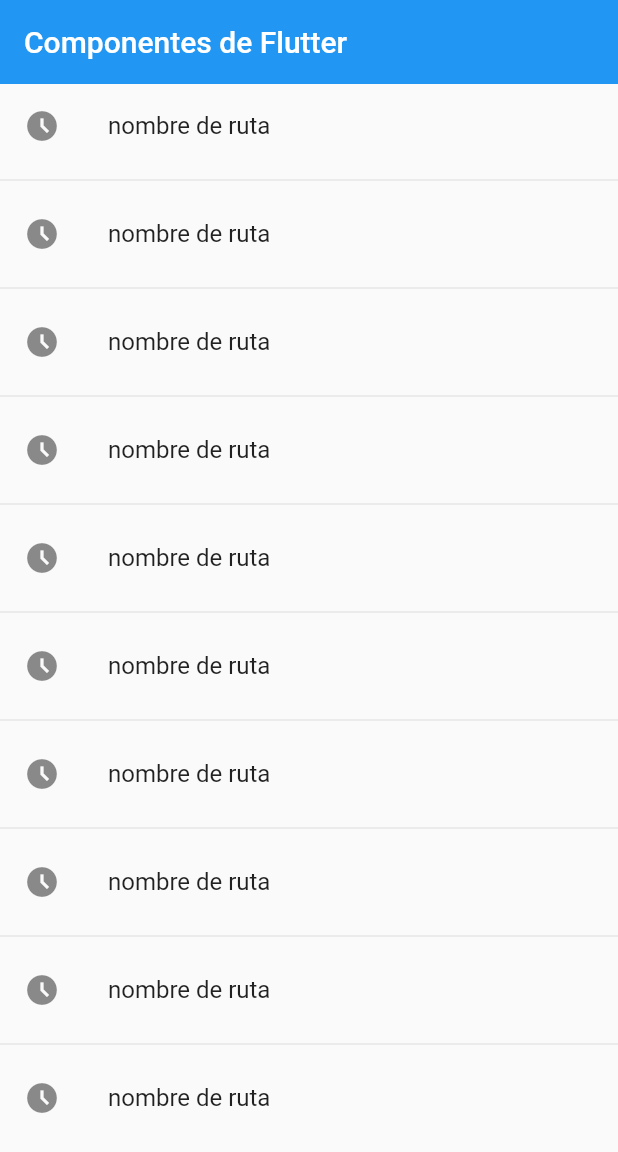
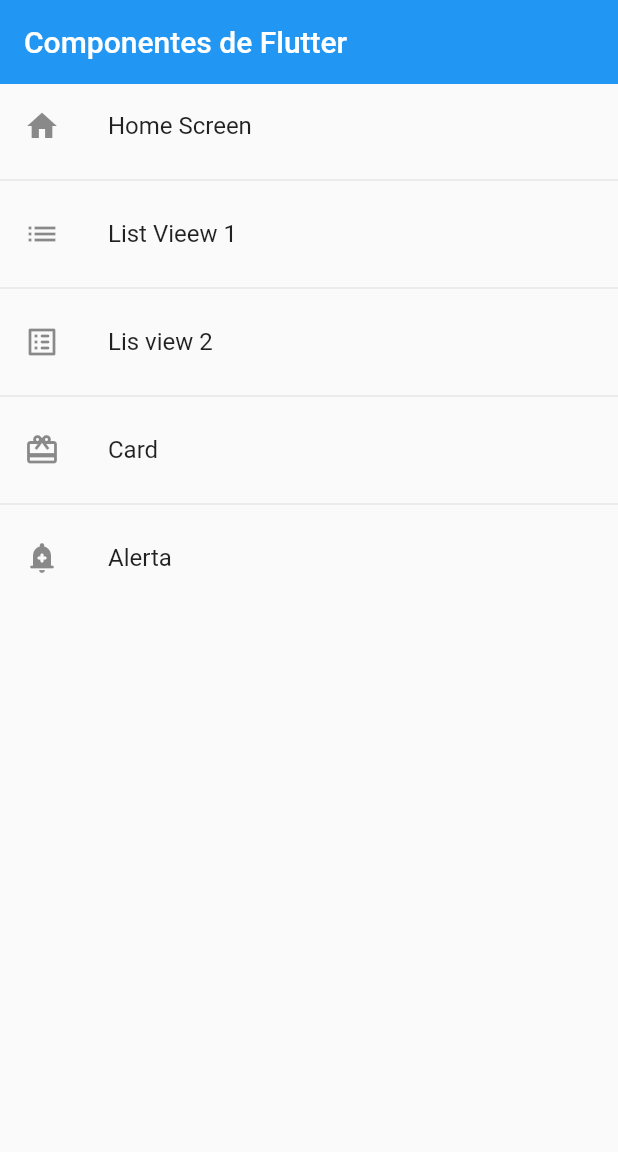
Before and after one commit to kira19955/fl_componentes, a Flutter app: the screen it shows after launch, on a phone screen of 412 x 824 dp. Shown: the top 1152 px of the screen. Run offline on Flutter 3.47's test engine with Material 2 defaults, Android fonts, the phone set to English and light mode, and no system bars.

Commit message:
trabajando con rutas y pantallas

```diff
--- a/lib/main.dart
+++ b/lib/main.dart
@@ -1,7 +1,8 @@
+//import 'package:fl_componentes/screen/screen.dart';
 import 'package:flutter/material.dart';
 
-import 'package:fl_componentes/screen/screen.dart';
 
+import 'package:fl_componentes/router/app_router.dart';
 //Archivo principal en donde se importan las demas clases
 
 
@@ -16,14 +17,15 @@ class MyApp extends StatelessWidget {
       debugShowCheckedModeBanner: false,
       title: 'Material App',
       //home:const ListView2Screen(),
-      initialRoute: 'Home',
-      routes: {
+      initialRoute: AppRouters.initialRouter,
+      routes: AppRouters.getAppRoters(),
+      /* routes: {
         'Home':(BuildContext context) => const HomeScreen(),
         'ListView1':(BuildContext context) => const ListView1Screen(),
         'ListView2':(BuildContext context) => const ListView2Screen(),
         'Card':(BuildContext context) => const cardScreen(),
         'Alert':(BuildContext context) => const alertScreen(),
-      },
+      }, */
     );
   }
 }
--- /dev/null
+++ b/lib/models/menu_options.dart
@@ -0,0 +1,17 @@
+import 'package:flutter/material.dart' show IconData,Widget;
+
+class MenuOptions{
+
+  final String router;
+  final IconData icon;
+  final String name;
+  final Widget screen;
+
+  MenuOptions({
+   required this.router,
+   required  this.icon,
+   required   this.name,
+   required    this.screen
+       });
+
+}
--- /dev/null
+++ b/lib/models/models.dart
@@ -0,0 +1 @@
+export 'package:fl_componentes/models/menu_options.dart';
--- /dev/null
+++ b/lib/router/app_router.dart
@@ -0,0 +1,40 @@
+
+import 'package:flutter/material.dart';
+
+import 'package:fl_componentes/models/models.dart';
+import 'package:fl_componentes/screen/screen.dart';
+
+class AppRouters{
+
+  static const initialRouter = 'Home';
+
+  static final menuOptions = <MenuOptions>[
+    //Todo: borrar home
+
+        MenuOptions(router: 'Home', icon: Icons.home , name: 'Home Screen', screen: const HomeScreen()),
+        MenuOptions(router: 'ListView1', icon: Icons.list , name: 'List Vieew 1', screen: const ListView1Screen()),
+        MenuOptions(router: 'ListView2', icon: Icons.list_alt_rounded , name: 'Lis view 2', screen: const ListView2Screen()),
+        MenuOptions(router: 'Card', icon: Icons.card_giftcard , name: 'Card', screen: const cardScreen()),
+        MenuOptions(router: 'Alert', icon: Icons.add_alert_rounded , name: 'Alerta', screen: const alertScreen()),
+
+  ];
+
+  static Map<String, Widget Function(BuildContext)> getAppRoters(){
+
+    Map<String, Widget Function(BuildContext)> appRoters = {};
+
+      for(final option in menuOptions){
+        appRoters.addAll({option.router : (BuildContext context) => option.screen});
+      }
+
+    return appRoters;
+  }
+
+  //  static Map<String, Widget Function(BuildContext)> routes = {
+  //       'Home':(BuildContext context) => const HomeScreen(),
+  //       'ListView1':(BuildContext context) => const ListView1Screen(),
+  //       'ListView2':(BuildContext context) => const ListView2Screen(),
+  //       'Card':(BuildContext context) => const cardScreen(),
+  //       'Alert':(BuildContext context) => const alertScreen(),
+  //  };
+}
--- a/lib/screen/home_screen.dart
+++ b/lib/screen/home_screen.dart
@@ -1,5 +1,5 @@
+import 'package:fl_componentes/router/app_router.dart';
 import 'package:flutter/material.dart';
-import 'package:fl_componentes/screen/screen.dart';
 
 class HomeScreen extends StatelessWidget {
 
@@ -18,20 +18,20 @@ class HomeScreen extends StatelessWidget {
 
       body: ListView.separated(
         itemBuilder: (context, index) => ListTile(
-          leading:const Icon(Icons.access_time_filled_outlined),
-          title: const Text('nombre de ruta'),
+          leading:Icon(AppRouters.menuOptions[index].icon),
+          title: Text(AppRouters.menuOptions[index].name),
           onTap: (){
               /*final router = MaterialPageRoute(builder:(context) => const ListView1Screen() );
               Navigator.push(context, router); */
 
 
-              Navigator.pushNamed(context, 'Card');
+              Navigator.pushNamed(context, AppRouters.menuOptions[index].router);
 
 
           },
         ),
         separatorBuilder: (_, __) => const Divider(),
-        itemCount: 10),
+        itemCount: AppRouters.menuOptions.length),
     );
   }
 }
```
